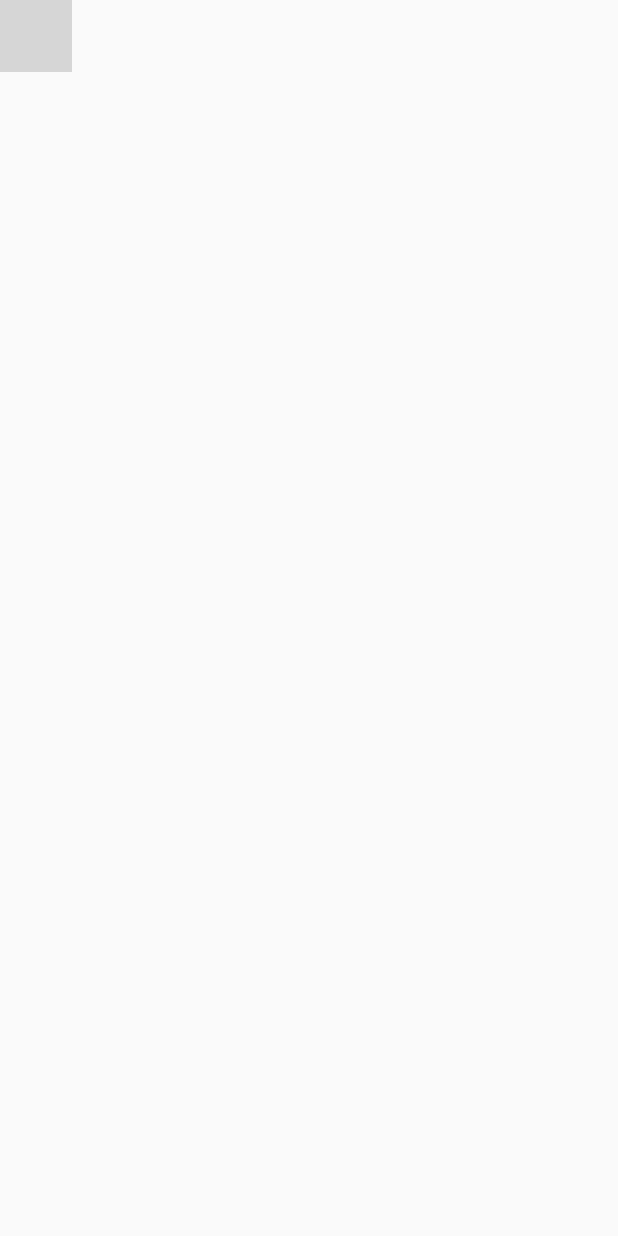
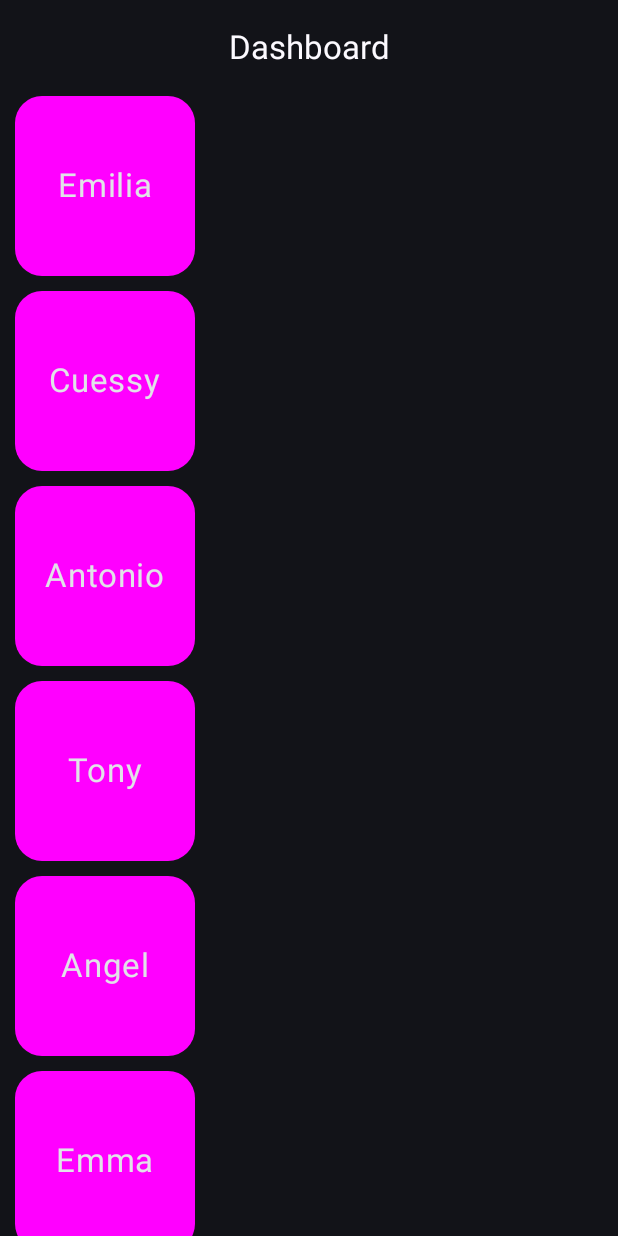
Before and after one commit to VanessaMolina5/Dashboard_Practice, an Android app built with Jetpack Compose: the screen it shows after launch (MainActivity), on a phone screen of 412 x 824 dp. Run offline under Robolectric (Android 15) with nearby library versions, the phone set to English and light mode, and no system bars; grey boxes are pictures that could not be loaded.

Commit message:
Se añadio compose_navigation

```diff
--- a/app/build.gradle.kts
+++ b/app/build.gradle.kts
@@ -49,6 +49,7 @@ dependencies {
     implementation(libs.androidx.compose.ui.graphics)
     implementation(libs.androidx.compose.ui.tooling.preview)
     implementation(libs.androidx.compose.material3)
+    implementation(libs.androidx.navigation.compose)
     testImplementation(libs.junit)
     androidTestImplementation(libs.androidx.junit)
     androidTestImplementation(libs.androidx.espresso.core)
@@ -60,6 +61,6 @@ dependencies {
     //dependencies
     implementation(libs.androidx.navigation.fragment.ktx)
     implementation(libs.androidx.material3)
-
-
+    implementation(libs.androidx.navigation.compose)
+    implementation(libs.androidx.compose.material.icons.extended.android)
 }
--- a/app/src/main/java/com/example/cuartitosa/MainActivity.kt
+++ b/app/src/main/java/com/example/cuartitosa/MainActivity.kt
@@ -4,22 +4,25 @@ import android.os.Bundle
 import androidx.activity.ComponentActivity
 import androidx.activity.compose.setContent
 import androidx.activity.enableEdgeToEdge
-import com.example.cuartitosa.ui.theme.CuartitosaTheme
-import androidx.compose.material3.Surface
-import androidx.compose.material3.MaterialTheme
-import androidx.compose.material3.MaterialTheme.colorScheme
-import com.example.cuartitosa.Navigation.AppNavigation
+import androidx.compose.foundation.layout.fillMaxSize
+import androidx.compose.foundation.layout.padding
+import androidx.compose.material3.Scaffold
+import androidx.compose.material3.Text
+import androidx.compose.runtime.Composable
+import androidx.compose.ui.Modifier
+import androidx.compose.ui.tooling.preview.Preview
+import com.example.cuartitosa.ui.theme.CuartitosATheme
+import com.example.cuartitosa.navigation.NavManager
+import com.example.cuartitosa.views.HomeView
 
 class MainActivity : ComponentActivity() {
     override fun onCreate(savedInstanceState: Bundle?) {
         super.onCreate(savedInstanceState)
         enableEdgeToEdge()
         setContent {
-            CuartitosATheme {
-                Surface(color = colorScheme.background) {
-                    AppNavigation()
-                }
-                }
+            CuartitosATheme(darkTheme = true) {
+                NavManager()
             }
         }
     }
+}
--- /dev/null
+++ b/app/src/main/java/com/example/cuartitosa/data/Student.kt
@@ -0,0 +1,7 @@
+package com.example.cuartitosa.data
+
+class Student (
+    val id: Long,
+    val name: String,
+    val description: String,
+)
--- /dev/null
+++ b/app/src/main/java/com/example/cuartitosa/navigation/NavManager.kt
@@ -0,0 +1,39 @@
+package com.example.cuartitosa.navigation
+
+import androidx.compose.foundation.layout.Row
+import androidx.compose.material3.Button
+import androidx.compose.material3.Text
+import androidx.compose.runtime.Composable
+import androidx.navigation.NavController
+import androidx.navigation.NavType
+import androidx.navigation.compose.NavHost
+import androidx.navigation.compose.composable
+import androidx.navigation.compose.rememberNavController
+import androidx.navigation.navArgument
+import com.example.cuartitosa.views.DetailsView
+import com.example.cuartitosa.views.HomeView
+
+@Composable
+fun NavManager(){
+    val navController = rememberNavController()
+
+    NavHost(
+        navController = navController,
+        startDestination = "Home"
+    ){
+        composable(
+            "Home"
+        ) { HomeView(navController) }
+
+        composable(
+            "Details/{name}", arguments = listOf(
+                navArgument(name = "name"){
+                    type = NavType.StringType
+                }
+            )
+        ) {
+            val name = it.arguments?.getString("name")?:"nada"
+            DetailsView(navController, name)
+        }
+    }
+}
--- /dev/null
+++ b/app/src/main/java/com/example/cuartitosa/views/HomeView.kt
@@ -0,0 +1,88 @@
+package com.example.cuartitosa.views
+
+import android.content.ClipData
+import androidx.compose.foundation.background
+import androidx.compose.foundation.clickable
+import androidx.compose.foundation.layout.Box
+import androidx.compose.foundation.layout.Column
+import androidx.compose.foundation.layout.PaddingValues
+import androidx.compose.foundation.layout.Row
+import androidx.compose.foundation.layout.Spacer
+import androidx.compose.foundation.layout.height
+import androidx.compose.foundation.layout.padding
+import androidx.compose.foundation.layout.size
+import androidx.compose.foundation.layout.wrapContentSize
+import androidx.compose.foundation.lazy.LazyColumn
+import androidx.compose.foundation.lazy.items
+import androidx.compose.foundation.shape.CircleShape
+import androidx.compose.foundation.shape.RoundedCornerShape
+import androidx.compose.material3.CenterAlignedTopAppBar
+import androidx.compose.material3.ExperimentalMaterial3Api
+import androidx.compose.material3.Scaffold
+import androidx.compose.material3.Text
+import androidx.compose.material3.TopAppBar
+import androidx.compose.runtime.Composable
+import androidx.compose.ui.Alignment
+import androidx.compose.ui.Modifier
+import androidx.compose.ui.draw.clip
+import androidx.compose.ui.graphics.Color
+import androidx.compose.ui.layout.ModifierLocalBeyondBoundsLayout
+import androidx.compose.ui.unit.dp
+import androidx.compose.ui.unit.sp
+import androidx.navigation.NavController
+import com.example.cuartitosa.data.Student
+import kotlin.collections.listOf
+
+@OptIn(ExperimentalMaterial3Api::class)
+
+
+@Composable
+fun HomeView(navController: NavController){
+    var students = listOf<Student>(
+        Student(id = 1L, name = "Emilia", description = "JEFA"),
+        Student(2L, "Cuessy", "Amiga de nadia"),
+        Student(3L,"Antonio", "Amigo de la amiga"),
+        Student(id = 4L, name = "Tony", description = "Amigo del amigo de la amiga"),
+        Student(5L, "Angel", "Amigo del amigo del amigo de la amiga"),
+        Student(6L,"Emma", "Amiga del amigo del amigo del amigo de la amiga"),
+    )
+    Scaffold(
+        topBar = {
+            CenterAlignedTopAppBar(
+                title = {
+                    Text("Dashboard")
+                }
+            )
+        }
+    ) {
+        Content(it, students, navController)
+    }
+}
+
+
+@Composable
+fun Content(paddingValues: PaddingValues, students: List<Student>, navController: NavController){
+    LazyColumn(
+
+        modifier = Modifier
+            .padding(paddingValues)
+            .padding(horizontal = 10.dp)
+    ) {
+        items(students){student ->
+            Box(
+                modifier = Modifier
+                    .size(120.dp)
+                    .clip(RoundedCornerShape(18.dp))
+                    .background(color = Color.Magenta, )
+                    .wrapContentSize(Alignment.Center)
+                    .clickable{navController.navigate("Details/${student.name}")}
+
+            ){
+                Text(student.name, fontSize = 22.sp)
+            }
+            Spacer(modifier = Modifier.height(10.dp))
+        }
+
+    }
+
+}
--- a/gradle/libs.versions.toml
+++ b/gradle/libs.versions.toml
@@ -9,9 +9,12 @@ lifecycleRuntimeKtx = "2.9.4"
 activityCompose = "1.11.0"
 composeBom = "2024.09.00"
 material3 = "1.4.0"
+materialIconsExtendedAndroid = "1.6.7"
 navigationFragmentKtx = "2.9.5"
+navigationCompose = "2.9.5"
 
 [libraries]
+androidx-compose-material-icons-extended-android = { module = "androidx.compose.material:material-icons-extended-android", version.ref = "materialIconsExtendedAndroid" }
 androidx-core-ktx = { group = "androidx.core", name = "core-ktx", version.ref = "coreKtx" }
 androidx-material3 = { module = "androidx.compose.material3:material3", version.ref = "material3" }
 androidx-navigation-fragment-ktx = { module = "androidx.navigation:navigation-fragment-ktx", version.ref = "navigationFragmentKtx" }
@@ -28,6 +31,7 @@ androidx-compose-ui-tooling-preview = { group = "androidx.compose.ui", name = "u
 androidx-compose-ui-test-manifest = { group = "androidx.compose.ui", name = "ui-test-manifest" }
 androidx-compose-ui-test-junit4 = { group = "androidx.compose.ui", name = "ui-test-junit4" }
 androidx-compose-material3 = { group = "androidx.compose.material3", name = "material3" }
+androidx-navigation-compose = { group = "androidx.navigation", name = "navigation-compose", version.ref = "navigationCompose" }
 
 [plugins]
 android-application = { id = "com.android.application", version.ref = "agp" }
```
Also changed, not shown: app/src/main/java/com/example/cuartitosa/views/DetailsView.kt (added, +55 -0 lines).
